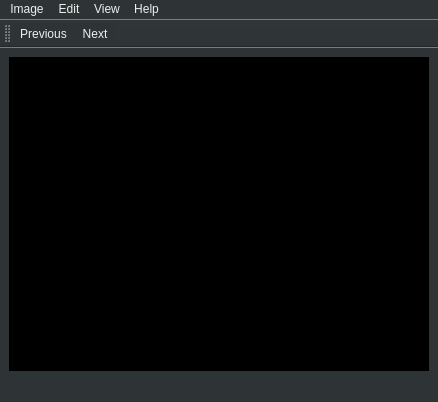
Mithil467/Coreavor, file forms/mainwindow.ui: the form before one commit.
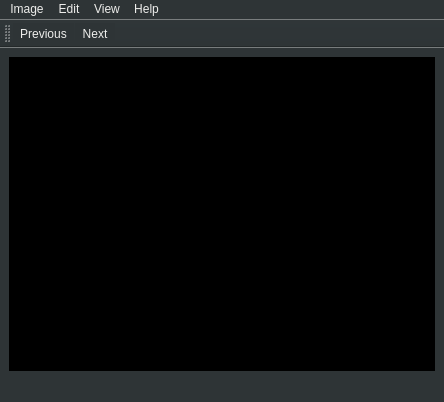
The form after the commit. Icons and pictures are not drawn.

Patch:
```diff
--- a/forms/mainwindow.ui
+++ b/forms/mainwindow.ui
@@ -6,7 +6,7 @@
    <rect>
     <x>0</x>
     <y>0</y>
-    <width>438</width>
+    <width>444</width>
     <height>402</height>
    </rect>
   </property>
@@ -43,7 +43,7 @@
     <rect>
      <x>0</x>
      <y>0</y>
-     <width>438</width>
+     <width>444</width>
      <height>22</height>
     </rect>
    </property>
```
Left out of the diff: 13 changed lines with no effect on the pictures.
